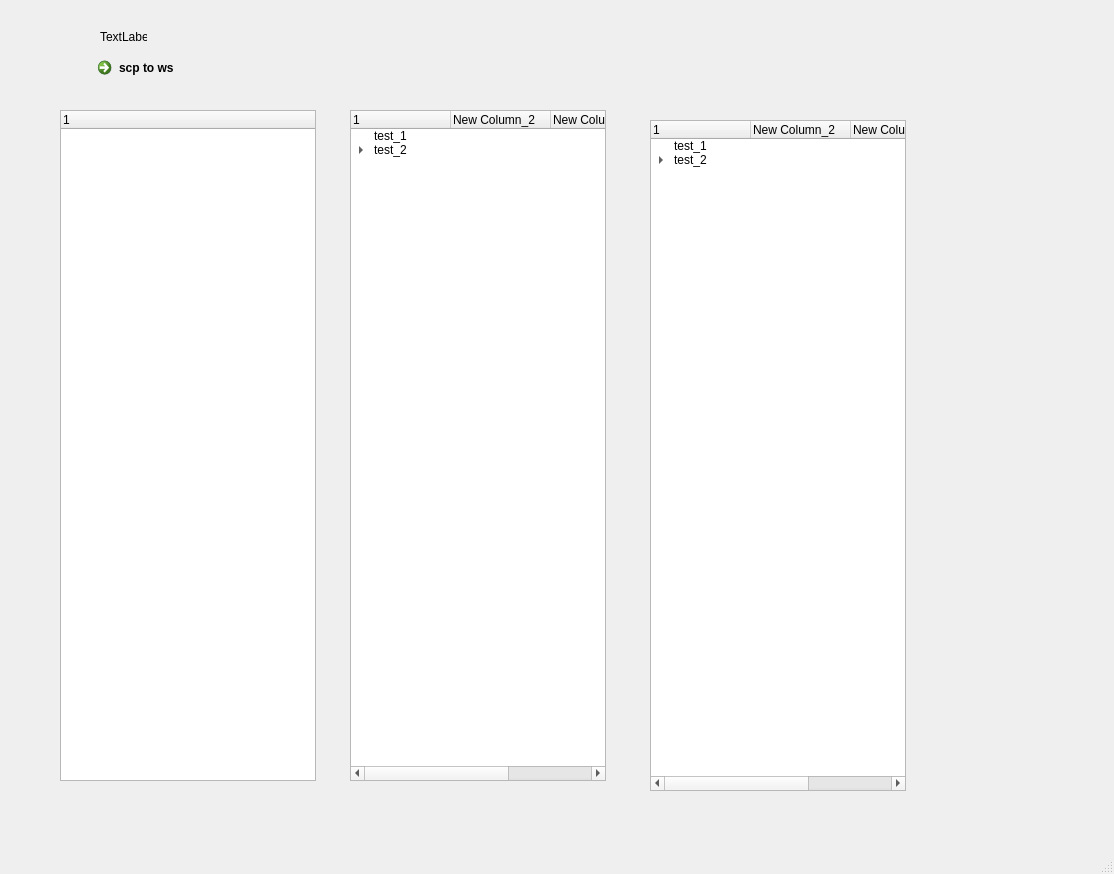
Old version of the form mainLayoutGUI.ui in the repository ProRoch/PROsynchro.
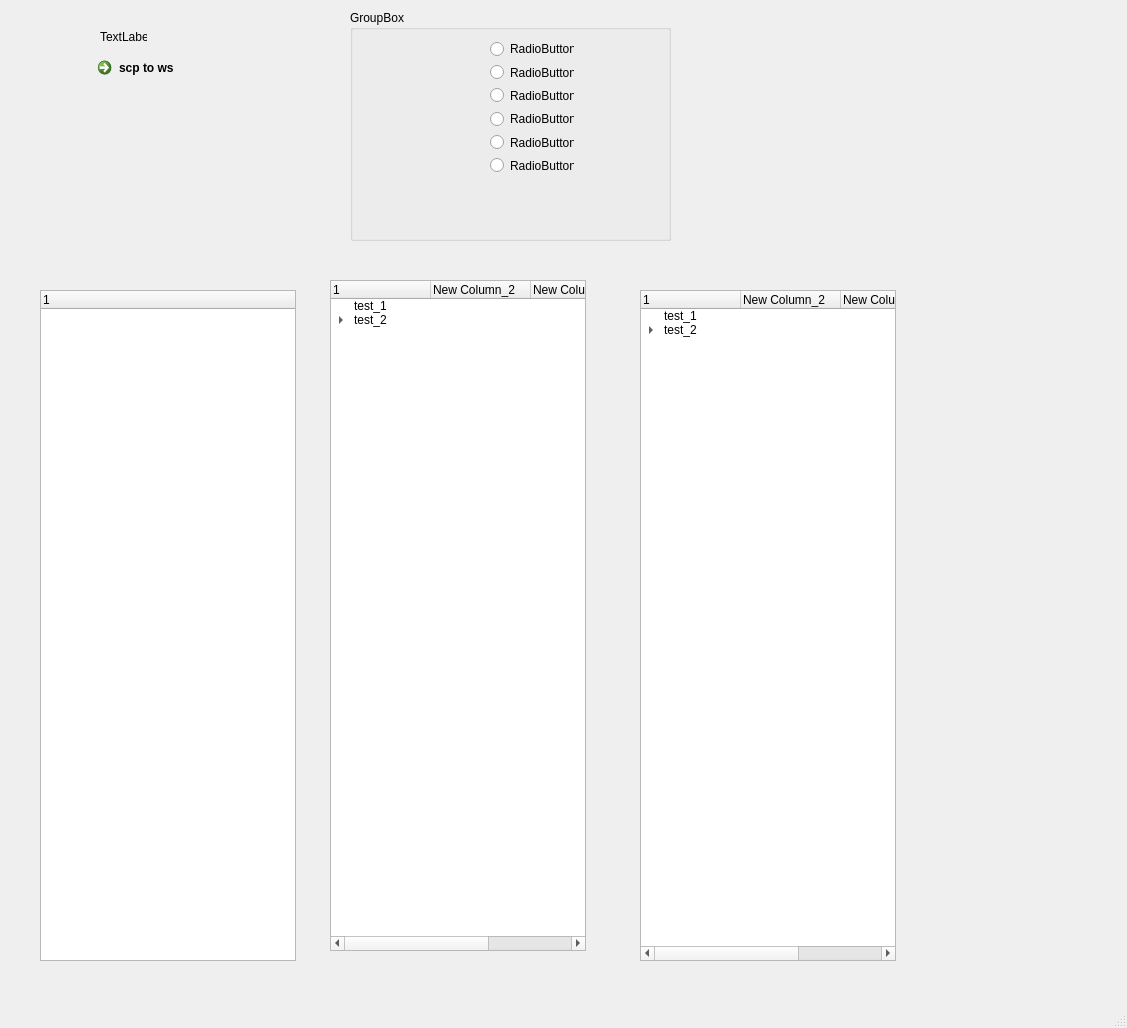
New version of the form.

What changed in the file:
```diff
--- a/mainLayoutGUI.ui
+++ b/mainLayoutGUI.ui
@@ -6,8 +6,8 @@
    <rect>
     <x>0</x>
     <y>0</y>
-    <width>1114</width>
-    <height>874</height>
+    <width>1127</width>
+    <height>1028</height>
    </rect>
   </property>
   <property name="windowTitle">
@@ -17,8 +17,8 @@
    <widget class="QTreeWidget" name="treeWidget">
     <property name="geometry">
      <rect>
-      <x>60</x>
-      <y>110</y>
+      <x>40</x>
+      <y>290</y>
       <width>256</width>
       <height>671</height>
      </rect>
@@ -32,8 +32,8 @@
    <widget class="QTreeWidget" name="treeWidget_2">
     <property name="geometry">
      <rect>
-      <x>350</x>
-      <y>110</y>
+      <x>330</x>
+      <y>280</y>
       <width>256</width>
       <height>671</height>
      </rect>
@@ -82,8 +82,8 @@
    <widget class="QTreeWidget" name="treeWidget_3">
     <property name="geometry">
      <rect>
-      <x>650</x>
-      <y>120</y>
+      <x>640</x>
+      <y>290</y>
       <width>256</width>
       <height>671</height>
      </rect>
@@ -161,6 +161,73 @@
      </size>
     </property>
    </widget>
+   <widget class="QGroupBox" name="groupBox">
+    <property name="geometry">
+     <rect>
+      <x>350</x>
+      <y>10</y>
+      <width>321</width>
+      <height>231</height>
+     </rect>
+    </property>
+    <property name="title">
+     <string>GroupBox</string>
+    </property>
+    <widget class="QWidget" name="layoutWidget">
+     <property name="geometry">
+      <rect>
+       <x>140</x>
+       <y>30</y>
+       <width>84</width>
+       <height>134</height>
+      </rect>
+     </property>
+     <layout class="QVBoxLayout" name="verticalLayout">
+      <item>
+       <widget class="QRadioButton" name="radioButton">
+        <property name="text">
+         <string>RadioButton</string>
+        </property>
+       </widget>
+      </item>
+      <item>
+       <widget class="QRadioButton" name="radioButton_2">
+        <property name="text">
+         <string>RadioButton</string>
+        </property>
+       </widget>
+      </item>
+      <item>
+       <widget class="QRadioButton" name="radioButton_3">
+        <property name="text">
+         <string>RadioButton</string>
+        </property>
+       </widget>
+      </item>
+      <item>
+       <widget class="QRadioButton" name="radioButton_4">
+        <property name="text">
+         <string>RadioButton</string>
+        </property>
+       </widget>
+      </item>
+      <item>
+       <widget class="QRadioButton" name="radioButton_5">
+        <property name="text">
+         <string>RadioButton</string>
+        </property>
+       </widget>
+      </item>
+      <item>
+       <widget class="QRadioButton" name="radioButton_6">
+        <property name="text">
+         <string>RadioButton</string>
+        </property>
+       </widget>
+      </item>
+     </layout>
+    </widget>
+   </widget>
   </widget>
   <widget class="QMenuBar" name="menubar">
    <property name="geometry">
```
Left out of the diff: 4 changed lines with no effect on the pictures.
